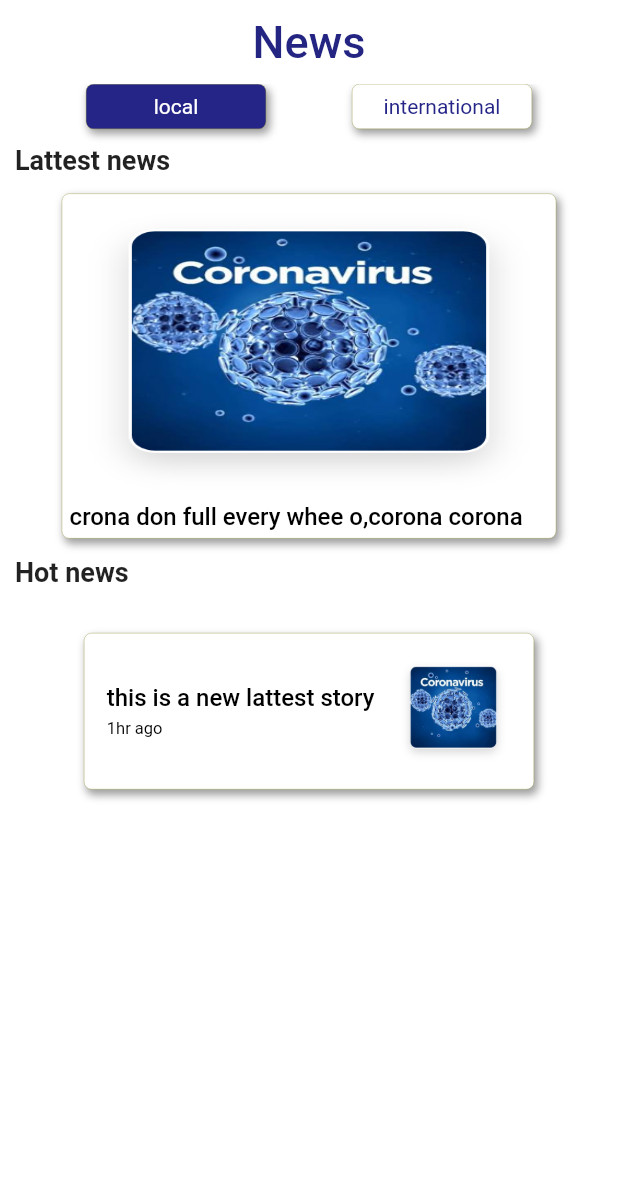
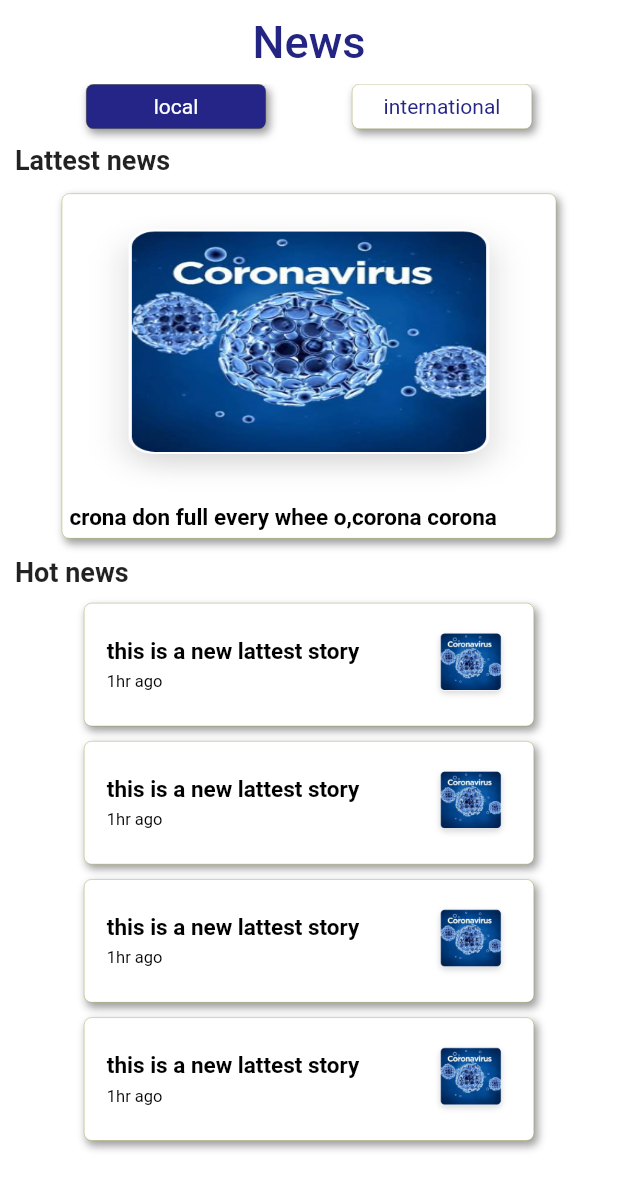
Before and after one commit to BEACON-NG/COVID19-App, a Flutter app: the News screen opened directly, on a phone screen of 412 x 824 dp. Shown: the top 1190 px of the screen. Run offline on Flutter 3.47's test engine with Material 2 defaults, Android fonts, the phone set to English and light mode, and no system bars; our stand-ins replace flutter_icons, percent_indicator; missing offline and left inert: flutter_skeleton; network calls fail.

Commit message:
news-page

```diff
--- a/covid/lib/views/news.dart
+++ b/covid/lib/views/news.dart
@@ -18,12 +18,12 @@ class _NewsState extends State<News> {
           child: Container(
             width:300,
             decoration:boxDecoration(),
-            margin: EdgeInsets.symmetric(vertical: 20),
+            margin: EdgeInsets.only(bottom: 10),
             padding:EdgeInsets.all(15),
             child: Row(
               children:<Widget>[
                 Expanded(
-                    flex: 5,
+                    flex: 8,
                     child: Container(
                     child: Column(
                       crossAxisAlignment: CrossAxisAlignment.start,
@@ -74,8 +74,8 @@ class _NewsState extends State<News> {
                   title,
                   style:TextStyle(
                     color:Colors.black,
-                    fontSize: 16,
-                    fontWeight: FontWeight.w500
+                    fontSize: 15,
+                    fontWeight: FontWeight.w600
                   )
                 )
             );
@@ -142,9 +142,11 @@ class _NewsState extends State<News> {
       body:Container(
         width: MediaQuery.of(context).size.width,
         height: MediaQuery.of(context).size.height,
-        child:Column(
+        child:ListView(
           children:<Widget>[
-            Container(
+            Column(
+              children:<Widget>[
+                Container(
               child:Row(
                 crossAxisAlignment: CrossAxisAlignment.start,
                 mainAxisAlignment:MainAxisAlignment.spaceEvenly,
@@ -179,8 +181,13 @@ class _NewsState extends State<News> {
               child:Column(
                 children:<Widget>[
                   newsCard(),
+                  newsCard(),
+                  newsCard(),
+                  newsCard(),
                 ]
               )
+            )
+              ]
             )
           ]
           )
```
